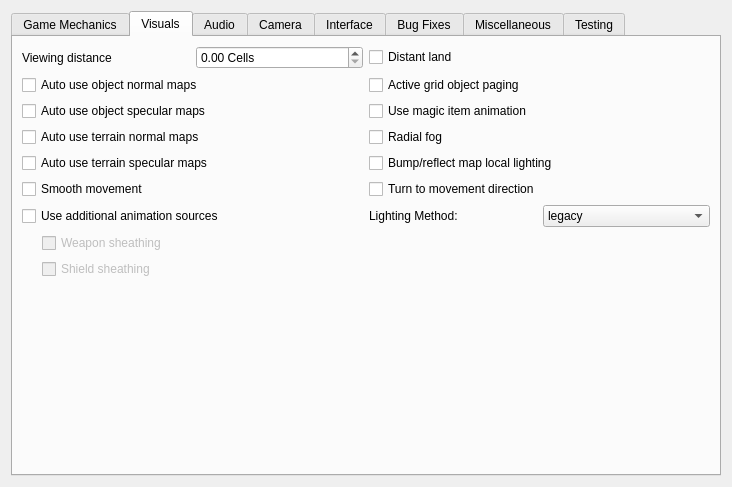
Qt form files/ui/advancedpage.ui (sunhawken/openmw) before a commit.
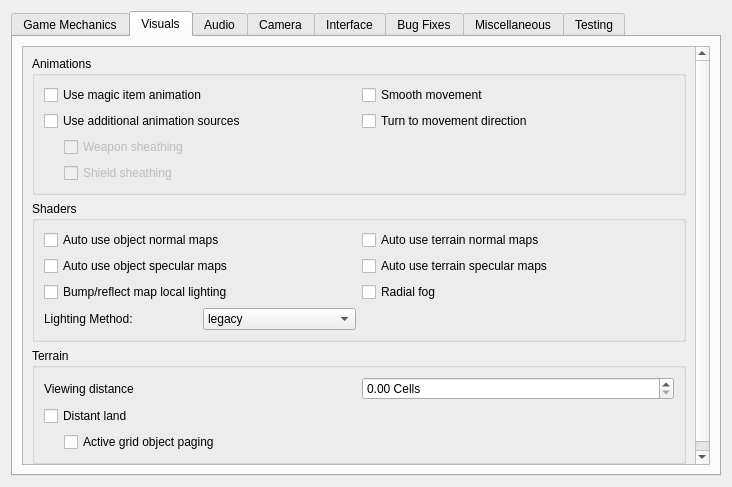
The same form after that commit. The open tabs and pages were chosen to show the change.

Commit message:
Grouping settings on Advanced -> Visuals
Since we'll be adding additional settings in the near future and the list is already getting very long, I figured I would group these like we do on the "Miscellaneous" tab.

The edit to the form file:
```diff
--- a/files/ui/advancedpage.ui
+++ b/files/ui/advancedpage.ui
@@ -272,20 +272,28 @@
       </attribute>
       <layout class="QVBoxLayout">
        <item>
-        <layout class="QGridLayout" name="gridLayout_2">
-         <item row="3" column="1">
-          <widget class="QCheckBox" name="radialFogCheckBox">
-           <property name="toolTip">
-            <string>&lt;html&gt;&lt;head/&gt;&lt;body&gt;&lt;p&gt;By default, the fog becomes thicker proportionally to your distance from the clipping plane set at the clipping distance, which causes distortion at the edges of the screen.
-This setting makes the fog use the actual eye point distance (or so called Euclidean distance) to calculate the fog, which makes the fog look less artificial, especially if you have a wide FOV.&lt;/p&gt;&lt;/body&gt;&lt;/html&gt;</string>
-           </property>
-           <property name="text">
-            <string>Radial fog</string>
-           </property>
-          </widget>
-         </item>
-         <item row="4" column="1">
-          <widget class="QCheckBox" name="bumpMapLocalLightingCheckBox">
+        <widget class="QScrollArea" name="visualsScrollArea">
+         <property name="widgetResizable">
+          <bool>true</bool>
+         </property>
+         <widget class="QWidget" name="visualsScrollAreaWidgetContents">
+          <property name="geometry">
+           <rect>
+            <x>0</x>
+            <y>0</y>
+            <width>645</width>
+            <height>413</height>
+           </rect>
+          </property>
+          <layout class="QVBoxLayout" name="verticalLayout">
+           <item>
+            <widget class="QGroupBox" name="animationsGroup">
+             <property name="title">
+              <string>Animations</string>
+             </property>
+             <layout class="QGridLayout" name="animationsLayout">
+              <item row="0" column="0">
+               <widget class="QCheckBox" name="magicItemAnimationsCheckBox">
            <property name="toolTip">
             <string>&lt;html&gt;&lt;head/&gt;&lt;body&gt;&lt;p&gt;Normally environment map reflections aren't affected by lighting, which makes environment-mapped (and thus bump-mapped objects) glow in the dark.
 Morrowind Code Patch includes an option to remedy that by doing environment-mapping before applying lighting, this is the equivalent of that option.
@@ -293,21 +301,21 @@
 &lt;/p&gt;&lt;/body&gt;&lt;/html&gt;</string>
            </property>
            <property name="text">
-            <string>Bump/reflect map local lighting</string>
+                 <string>Use magic item animation</string>
            </property>
           </widget>
          </item>
-         <item row="5" column="1">
-          <widget class="QCheckBox" name="turnToMovementDirectionCheckBox">
+              <item row="0" column="1">
+               <widget class="QCheckBox" name="smoothMovementCheckBox">
            <property name="toolTip">
             <string>&lt;html&gt;&lt;head/&gt;&lt;body&gt;&lt;p&gt;Affects side and diagonal movement. Enabling this setting makes movement more realistic.&lt;/p&gt;&lt;p&gt;If disabled then the whole character's body is pointed to the direction of view. Diagonal movement has no special animation and causes sliding.&lt;/p&gt;&lt;p&gt;If enabled then the character turns lower body to the direction of movement. Upper body is turned partially. Head is always pointed to the direction of view. In combat mode it works only for diagonal movement. In non-combat mode it changes straight right and straight left movement as well. Also turns the whole body up or down when swimming according to the movement direction.&lt;/p&gt;&lt;/body&gt;&lt;/html&gt;</string>
            </property>
            <property name="text">
-            <string>Turn to movement direction</string>
+                 <string>Smooth movement</string>
            </property>
           </widget>
          </item>
-         <item row="6" column="0">
+              <item row="1" column="0">
           <widget class="QCheckBox" name="animSourcesCheckBox">
            <property name="toolTip">
             <string>&lt;html&gt;&lt;head/&gt;&lt;body&gt;&lt;p&gt;Load per-group KF-files and skeleton files from Animations folder&lt;/p&gt;&lt;/body&gt;&lt;/html&gt;</string>
@@ -317,7 +325,129 @@
            </property>
           </widget>
          </item>
-         <item row="6" column="1">
+              <item row="1" column="1">
+               <widget class="QCheckBox" name="turnToMovementDirectionCheckBox">
+                <property name="toolTip">
+                 <string>&lt;html&gt;&lt;head/&gt;&lt;body&gt;&lt;p&gt;Affects side and diagonal movement. Enabling this setting makes movement more realistic.&lt;/p&gt;&lt;p&gt;If disabled then the whole character's body is pointed to the direction of view. Diagonal movement has no special animation and causes sliding.&lt;/p&gt;&lt;p&gt;If enabled then the character turns lower body to the direction of movement. Upper body is turned partially. Head is always pointed to the direction of view. In combat mode it works only for diagonal movement. In non-combat mode it changes straight right and straight left movement as well. Also turns the whole body up or down when swimming according to the movement direction.&lt;/p&gt;&lt;/body&gt;&lt;/html&gt;</string>
+                </property>
+                <property name="text">
+                 <string>Turn to movement direction</string>
+                </property>
+               </widget>
+              </item>
+              <item row="2" column="0">
+               <layout class="QVBoxLayout" name="sheathingLayout">
+                <property name="leftMargin">
+                 <number>20</number>
+                </property>
+                <item>
+                 <widget class="QCheckBox" name="weaponSheathingCheckBox">
+                  <property name="enabled">
+                   <bool>false</bool>
+                  </property>
+                  <property name="toolTip">
+                   <string>&lt;html&gt;&lt;head/&gt;&lt;body&gt;&lt;p&gt;Render holstered weapons (with quivers and scabbards), requires modded assets.&lt;/p&gt;&lt;/body&gt;&lt;/html&gt;</string>
+                  </property>
+                  <property name="text">
+                   <string>Weapon sheathing</string>
+                  </property>
+                 </widget>
+                </item>
+                <item>
+                 <widget class="QCheckBox" name="shieldSheathingCheckBox">
+                  <property name="enabled">
+                   <bool>false</bool>
+                  </property>
+                  <property name="toolTip">
+                   <string>&lt;html&gt;&lt;head/&gt;&lt;body&gt;&lt;p&gt;Render holstered shield, requires modded assets.&lt;/p&gt;&lt;/body&gt;&lt;/html&gt;</string>
+                  </property>
+                  <property name="text">
+                   <string>Shield sheathing</string>
+                  </property>
+                 </widget>
+                </item>
+               </layout>
+              </item>
+             </layout>
+            </widget>
+           </item>
+           <item>
+            <widget class="QGroupBox" name="shadersGroup">
+             <property name="title">
+              <string>Shaders</string>
+             </property>
+             <layout class="QGridLayout" name="shaderLayout">
+              <item row="0" column="0">
+               <widget class="QCheckBox" name="autoUseObjectNormalMapsCheckBox">
+                <property name="toolTip">
+                 <string>&lt;html&gt;&lt;head/&gt;&lt;body&gt;&lt;p&gt;If this option is enabled, normal maps are automatically recognized and used if they are named appropriately
+                  (see 'normal map pattern', e.g. for a base texture foo.dds, the normal map texture would have to be named foo_n.dds).
+                  If this option is disabled, normal maps are only used if they are explicitly listed within the mesh file (.nif or .osg file). Affects objects.&lt;/p&gt;&lt;/body&gt;&lt;/html&gt;</string>
+                </property>
+                <property name="text">
+                 <string>Auto use object normal maps</string>
+                </property>
+               </widget>
+              </item>
+              <item row="0" column="1">
+               <widget class="QCheckBox" name="autoUseTerrainNormalMapsCheckBox">
+                <property name="toolTip">
+                 <string>&lt;html&gt;&lt;head/&gt;&lt;body&gt;&lt;p&gt;See 'auto use object normal maps'. Affects terrain.&lt;/p&gt;&lt;/body&gt;&lt;/html&gt;</string>
+                </property>
+                <property name="text">
+                 <string>Auto use terrain normal maps</string>
+                </property>
+               </widget>
+              </item>
+              <item row="1" column="0">
+               <widget class="QCheckBox" name="autoUseObjectSpecularMapsCheckBox">
+                <property name="toolTip">
+                 <string>&lt;html&gt;&lt;head/&gt;&lt;body&gt;&lt;p&gt;If this option is enabled, specular maps are automatically recognized and used if they are named appropriately
+                  (see 'specular map pattern', e.g. for a base texture foo.dds,
+                  the specular map texture would have to be named foo_spec.dds).
+                  If this option is disabled, normal maps are only used if they are explicitly listed within the mesh file
+                  (.osg file, not supported in .nif files). Affects objects.&lt;/p&gt;&lt;/body&gt;&lt;/html&gt;</string>
+                </property>
+                <property name="text">
+                 <string>Auto use object specular maps</string>
+                </property>
+               </widget>
+              </item>
+              <item row="1" column="1">
+               <widget class="QCheckBox" name="autoUseTerrainSpecularMapsCheckBox">
+                <property name="toolTip">
+                 <string>&lt;html&gt;&lt;head/&gt;&lt;body&gt;&lt;p&gt;If a file with pattern 'terrain specular map pattern' exists, use that file as a 'diffuse specular' map. The texture must contain the layer colour in the RGB channel (as usual), and a specular multiplier in the alpha channel.&lt;/p&gt;&lt;/body&gt;&lt;/html&gt;</string>
+                </property>
+                <property name="text">
+                 <string>Auto use terrain specular maps</string>
+                </property>
+               </widget>
+              </item>
+              <item row="2" column="0">
+               <widget class="QCheckBox" name="bumpMapLocalLightingCheckBox">
+                <property name="toolTip">
+                 <string>&lt;html&gt;&lt;head/&gt;&lt;body&gt;&lt;p&gt;Normally environment map reflections aren't affected by lighting, which makes environment-mapped (and thus bump-mapped objects) glow in the dark.
+                  Morrowind Code Patch includes an option to remedy that by doing environment-mapping before applying lighting, this is the equivalent of that option.
+                  Affected objects will use shaders.
+                  &lt;/p&gt;&lt;/body&gt;&lt;/html&gt;</string>
+                </property>
+                <property name="text">
+                 <string>Bump/reflect map local lighting</string>
+                </property>
+               </widget>
+              </item>
+              <item row="2" column="1">
+               <widget class="QCheckBox" name="radialFogCheckBox">
+                <property name="toolTip">
+                 <string>&lt;html&gt;&lt;head/&gt;&lt;body&gt;&lt;p&gt;By default, the fog becomes thicker proportionally to your distance from the clipping plane set at the clipping distance, which causes distortion at the edges of the screen.
+                  This setting makes the fog use the actual eye point distance (or so called Euclidean distance) to calculate the fog, which makes the fog look less artificial, especially if you have a wide FOV.&lt;/p&gt;&lt;/body&gt;&lt;/html&gt;</string>
+                </property>
+                <property name="text">
+                 <string>Radial fog</string>
+                </property>
+               </widget>
+              </item>
+              <item row="3" column="0">
           <layout class="QHBoxLayout" name="lightingMethodLayout">
            <item>
             <widget class="QLabel" name="lightingMethodLabel">
@@ -347,26 +477,15 @@
            </item>
           </layout>
          </item>
-         <item row="0" column="1">
-          <widget class="QCheckBox" name="distantLandCheckBox">
-           <property name="toolTip">
-            <string>&lt;html&gt;&lt;head/&gt;&lt;body&gt;&lt;p&gt;If true, use paging and LOD algorithms to display the entire terrain. If false, only display terrain of the loaded cells.&lt;/p&gt;&lt;/body&gt;&lt;/html&gt;</string>
-           </property>
-           <property name="text">
-            <string>Distant land</string>
-           </property>
-          </widget>
-         </item>
-         <item row="1" column="1">
-          <widget class="QCheckBox" name="activeGridObjectPagingCheckBox">
-           <property name="toolTip">
-            <string>&lt;html&gt;&lt;head/&gt;&lt;body&gt;&lt;p&gt;Use object paging for active cells grid.&lt;/p&gt;&lt;/body&gt;&lt;/html&gt;</string>
-           </property>
-           <property name="text">
-            <string>Active grid object paging</string>
-           </property>
-          </widget>
-         </item>
+             </layout>
+            </widget>
+           </item>
+           <item>
+            <widget class="QGroupBox" name="terrainGroup">
+             <property name="title">
+              <string>Terrain</string>
+             </property>
+             <layout class="QGridLayout" name="terrainLayout">
          <item row="0" column="0">
           <layout class="QHBoxLayout" name="viewingDistanceLayout">
            <item>
@@ -391,119 +510,41 @@
            </item>
           </layout>
          </item>
-         <item row="3" column="0">
-          <widget class="QCheckBox" name="autoUseTerrainNormalMapsCheckBox">
-           <property name="toolTip">
-            <string>&lt;html&gt;&lt;head/&gt;&lt;body&gt;&lt;p&gt;See 'auto use object normal maps'. Affects terrain.&lt;/p&gt;&lt;/body&gt;&lt;/html&gt;</string>
-           </property>
-           <property name="text">
-            <string>Auto use terrain normal maps</string>
-           </property>
-          </widget>
-         </item>
-         <item row="2" column="0">
-          <widget class="QCheckBox" name="autoUseObjectSpecularMapsCheckBox">
-           <property name="toolTip">
-            <string>&lt;html&gt;&lt;head/&gt;&lt;body&gt;&lt;p&gt;If this option is enabled, specular maps are automatically recognized and used if they are named appropriately
-(see 'specular map pattern', e.g. for a base texture foo.dds,
-the specular map texture would have to be named foo_spec.dds).
-If this option is disabled, normal maps are only used if they are explicitly listed within the mesh file
-(.osg file, not supported in .nif files). Affects objects.&lt;/p&gt;&lt;/body&gt;&lt;/html&gt;</string>
-           </property>
-           <property name="text">
-            <string>Auto use object specular maps</string>
-           </property>
-          </widget>
-         </item>
-         <item row="4" column="0">
-          <widget class="QCheckBox" name="autoUseTerrainSpecularMapsCheckBox">
-           <property name="toolTip">
-            <string>&lt;html&gt;&lt;head/&gt;&lt;body&gt;&lt;p&gt;If a file with pattern 'terrain specular map pattern' exists, use that file as a 'diffuse specular' map. The texture must contain the layer colour in the RGB channel (as usual), and a specular multiplier in the alpha channel.&lt;/p&gt;&lt;/body&gt;&lt;/html&gt;</string>
-           </property>
-           <property name="text">
-            <string>Auto use terrain specular maps</string>
-           </property>
-          </widget>
-         </item>
-         <item row="5" column="0">
-          <widget class="QCheckBox" name="smoothMovementCheckBox">
-           <property name="toolTip">
-            <string>&lt;html&gt;&lt;head/&gt;&lt;body&gt;&lt;p&gt;Makes NPCs and player movement more smooth. Recommended to use with &quot;turn to movement direction&quot; enabled.&lt;/p&gt;&lt;/body&gt;&lt;/html&gt;</string>
-           </property>
-           <property name="text">
-            <string>Smooth movement</string>
-           </property>
-          </widget>
-         </item>
-         <item row="2" column="1">
-          <widget class="QCheckBox" name="magicItemAnimationsCheckBox">
-           <property name="toolTip">
-            <string>&lt;html&gt;&lt;head/&gt;&lt;body&gt;&lt;p&gt;Use casting animations for magic items, just as for spells.&lt;/p&gt;&lt;/body&gt;&lt;/html&gt;</string>
-           </property>
-           <property name="text">
-            <string>Use magic item animation</string>
-           </property>
-          </widget>
-         </item>
          <item row="1" column="0">
-          <widget class="QCheckBox" name="autoUseObjectNormalMapsCheckBox">
+               <widget class="QCheckBox" name="distantLandCheckBox">
            <property name="toolTip">
             <string>&lt;html&gt;&lt;head/&gt;&lt;body&gt;&lt;p&gt;If this option is enabled, normal maps are automatically recognized and used if they are named appropriately
 (see 'normal map pattern', e.g. for a base texture foo.dds, the normal map texture would have to be named foo_n.dds).
 If this option is disabled, normal maps are only used if they are explicitly listed within the mesh file (.nif or .osg file). Affects objects.&lt;/p&gt;&lt;/body&gt;&lt;/html&gt;</string>
            </property>
            <property name="text">
-            <string>Auto use object normal maps</string>
+                 <string>Distant land</string>
            </property>
           </widget>
          </item>
-         <item row="7" column="0">
-          <layout class="QVBoxLayout" name="sheathingLayout">
+              <item row="2" column="0">
+               <layout class="QVBoxLayout" name="distantLandLayout">
            <property name="leftMargin">
             <number>20</number>
            </property>
            <item>
-            <widget class="QCheckBox" name="weaponSheathingCheckBox">
-             <property name="enabled">
-              <bool>false</bool>
-             </property>
+                 <widget class="QCheckBox" name="activeGridObjectPagingCheckBox">
              <property name="toolTip">
               <string>&lt;html&gt;&lt;head/&gt;&lt;body&gt;&lt;p&gt;Render holstered weapons (with quivers and scabbards), requires modded assets.&lt;/p&gt;&lt;/body&gt;&lt;/html&gt;</string>
              </property>
              <property name="text">
-              <string>Weapon sheathing</string>
+                   <string>Active grid object paging</string>
              </property>
             </widget>
            </item>
-           <item>
-            <widget class="QCheckBox" name="shieldSheathingCheckBox">
-             <property name="enabled">
-              <bool>false</bool>
-             </property>
-             <property name="toolTip">
-              <string>&lt;html&gt;&lt;head/&gt;&lt;body&gt;&lt;p&gt;Render holstered shield, requires modded assets.&lt;/p&gt;&lt;/body&gt;&lt;/html&gt;</string>
-             </property>
-             <property name="text">
-              <string>Shield sheathing</string>
-             </property>
-            </widget>
-           </item>
           </layout>
          </item>
         </layout>
-       </item>
-       <item>
-        <spacer name="verticalSpacer_4">
-         <property name="orientation">
-          <enum>Qt::Vertical</enum>
-         </property>
-         <property name="sizeHint" stdset="0">
-          <size>
-           <width>20</width>
-           <height>40</height>
-          </size>
-         </property>
-        </spacer>
+            </widget>
+           </item>
+          </layout>
+         </widget>
+        </widget>
        </item>
       </layout>
      </widget>
```
Left out of the diff: 13 changed lines with no effect on the pictures. Lines whose indentation alone changed are shown as unchanged.
